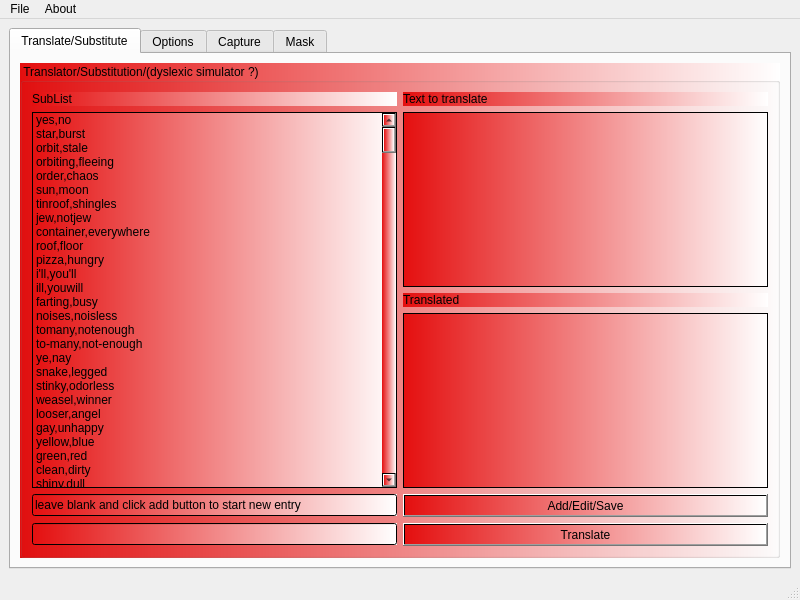
First picture: the form in mainwindow.ui, repository netpipe/RightHand, before the edit.
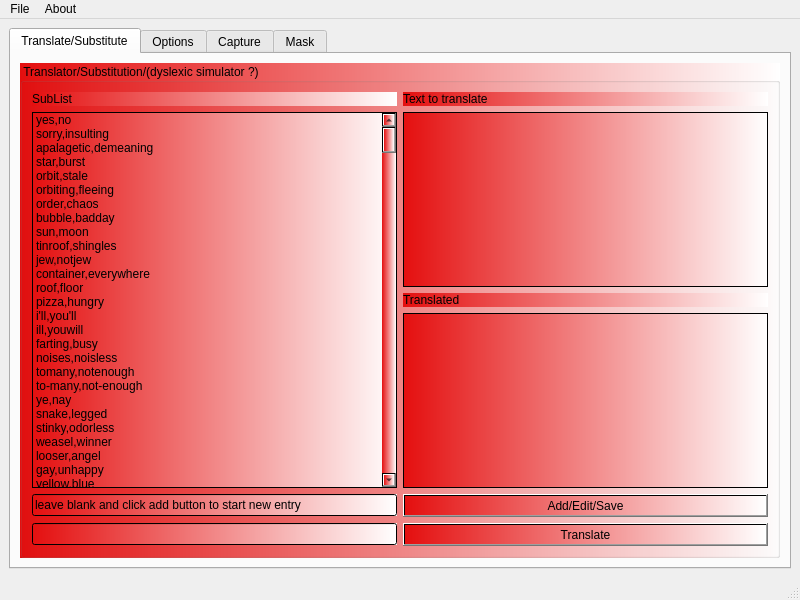
Second picture: the form after the edit.

The edit to the form file:
```diff
--- a/mainwindow.ui
+++ b/mainwindow.ui
@@ -98,6 +98,16 @@
                <string>yes,no</string>
               </property>
              </item>
+             <item>
+              <property name="text">
+               <string>sorry,insulting</string>
+              </property>
+             </item>
+             <item>
+              <property name="text">
+               <string>apalagetic,demeaning</string>
+              </property>
+             </item>
              <item>
               <property name="text">
                <string>star,burst</string>
@@ -118,6 +128,11 @@
                <string>order,chaos</string>
               </property>
              </item>
+             <item>
+              <property name="text">
+               <string>bubble,badday</string>
+              </property>
+             </item>
              <item>
               <property name="text">
                <string>sun,moon</string>
```
